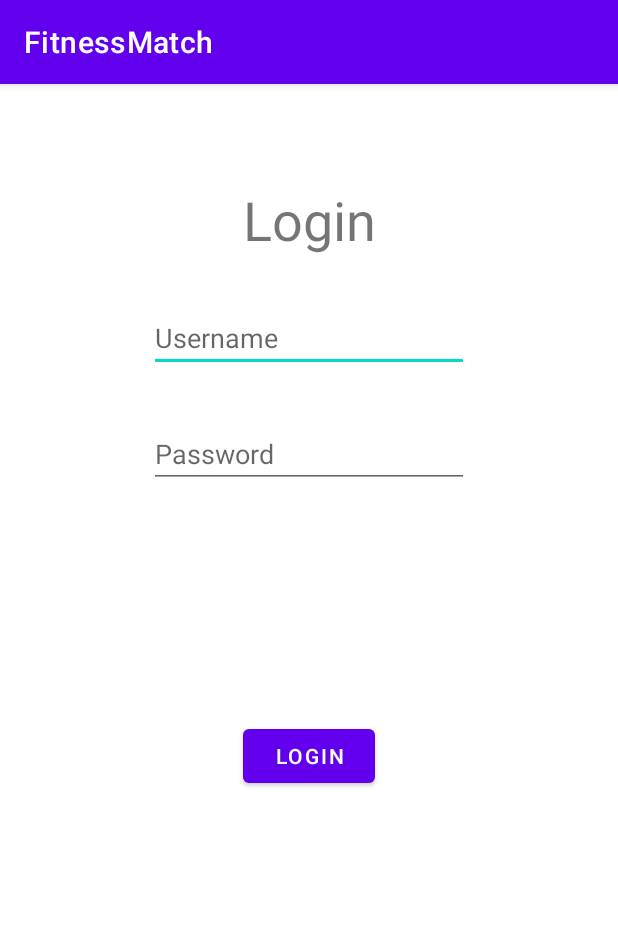
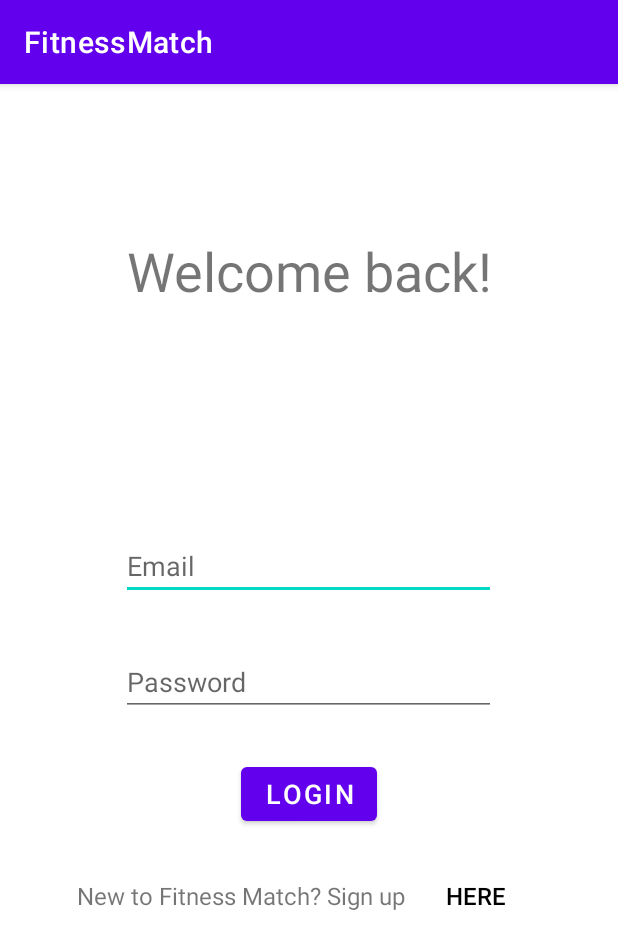
Before and after one commit to rafreitag/coen268-group1-app, an Android app: the screen it shows after launch (login_page before the commit, LoginActivity after it), after a tap on "LOG IN", on a phone screen of 412 x 824 dp. Shown: the top 949 px of the screen. Run offline under Robolectric (Android 15) with nearby library versions, the phone set to English and light mode, and no system bars.

Commit message:
Login and sign up layouts

```diff
--- a/FitnessMatch/app/src/main/AndroidManifest.xml
+++ b/FitnessMatch/app/src/main/AndroidManifest.xml
@@ -16,8 +16,9 @@
                 <category android:name="android.intent.category.LAUNCHER" />
             </intent-filter>
         </activity>
-        <activity android:name=".login_page">
+        <activity android:name=".LoginActivity">
         </activity>
+        <activity android:name=".SignUpActivity"></activity>
     </application>
 
 </manifest>
--- a/FitnessMatch/app/src/main/java/com/example/fitnessmatch/login_page.java
+++ b/FitnessMatch/app/src/main/java/com/example/fitnessmatch/LoginActivity.java
@@ -7,26 +7,26 @@ import android.view.View;
 import android.widget.EditText;
 import android.widget.Toast;
 
-public class login_page extends AppCompatActivity {
+public class LoginActivity extends AppCompatActivity {
 
-    public static String USERNAME = "test";
+    public static String EMAIL = "test@gmail.com";
     public static String PASSWORD = "Password1";
 
-    EditText username;
+    EditText email;
     EditText password;
 
     @Override
     protected void onCreate(Bundle savedInstanceState) {
         super.onCreate(savedInstanceState);
-        setContentView(R.layout.login);
+        setContentView(R.layout.activity_login);
 
-        username = findViewById(R.id.username);
+        email = findViewById(R.id.email);
         password = findViewById(R.id.password);
     }
 
     public void check_credentials(View view)
     {
-        if(!username.getText().toString().equals(USERNAME) || !password.getText().toString().equals(PASSWORD)) {
+        if(!email.getText().toString().equals(email) || !password.getText().toString().equals(PASSWORD)) {
             Toast.makeText(getApplicationContext(), "Incorrect Username or Password", Toast.LENGTH_LONG).show();
             return;
         }
--- a/FitnessMatch/app/src/main/java/com/example/fitnessmatch/MainActivity.java
+++ b/FitnessMatch/app/src/main/java/com/example/fitnessmatch/MainActivity.java
@@ -1,9 +1,7 @@
 package com.example.fitnessmatch;
 
-import androidx.annotation.Nullable;
 import androidx.appcompat.app.AppCompatActivity;
 import android.content.Intent;
-import android.net.Uri;
 import android.os.Bundle;
 import android.view.View;
 
@@ -17,11 +15,13 @@ public class MainActivity extends AppCompatActivity {
 
     public void sign_up(View view)
     {
+        Intent a = new Intent(this, SignUpActivity.class);
+        startActivity(a);
     }
 
     public void login(View view)
     {
-        Intent a = new Intent(this, login_page.class);
+        Intent a = new Intent(this, LoginActivity.class);
         startActivity(a);
     }
 }
--- /dev/null
+++ b/FitnessMatch/app/src/main/res/layout/activity_login.xml
@@ -0,0 +1,77 @@
+<?xml version="1.0" encoding="utf-8"?>
+<androidx.constraintlayout.widget.ConstraintLayout
+    xmlns:android="http://schemas.android.com/apk/res/android"
+    xmlns:app="http://schemas.android.com/apk/res-auto"
+    xmlns:tools="http://schemas.android.com/tools"
+    android:layout_width="match_parent"
+    android:layout_height="match_parent">
+
+    <LinearLayout
+        android:layout_width="match_parent"
+        android:layout_height="match_parent"
+        android:orientation="vertical"
+        android:gravity="center_horizontal">
+
+        <TextView
+            android:id="@+id/title"
+            android:layout_width="wrap_content"
+            android:layout_height="wrap_content"
+            android:layout_marginTop="100dp"
+            android:text="Welcome back!"
+            android:textAlignment="center"
+            android:textSize="36sp" />
+
+        <EditText
+            android:id="@+id/email"
+            android:layout_width="250dp"
+            android:layout_height="wrap_content"
+            android:layout_marginTop="150dp"
+            android:hint="Email"
+            android:inputType="textEmailAddress" />
+
+        <EditText
+            android:id="@+id/password"
+            android:layout_width="250dp"
+            android:layout_height="wrap_content"
+            android:layout_marginTop="32dp"
+            android:hint="Password"
+            android:inputType="textPassword" />
+
+        <Button
+            android:id="@+id/btn_login2"
+            android:layout_width="wrap_content"
+            android:layout_height="wrap_content"
+            android:layout_marginTop="28dp"
+            android:text="LOGIN"
+            android:textSize="18sp"
+            android:onClick="check_credentials" />
+
+        <LinearLayout
+            android:layout_width="wrap_content"
+            android:layout_height="wrap_content"
+            android:layout_marginTop="20dp"
+            android:orientation="horizontal" >
+
+            <TextView
+                android:id="@+id/new_user"
+                android:layout_width="wrap_content"
+                android:layout_height="wrap_content"
+                android:text="New to Fitness Match? Sign up "
+                android:textAlignment="center"
+                android:textSize="16sp" />
+
+            <Button
+                android:id="@+id/here"
+                android:layout_width="wrap_content"
+                android:layout_height="wrap_content"
+                android:text="here"
+                android:textSize="16sp"
+                android:textColor="@color/black"
+                style="?android:attr/borderlessButtonStyle"
+                android:onClick="sign_up" />
+
+        </LinearLayout>
+
+
+    </LinearLayout>
+</androidx.constraintlayout.widget.ConstraintLayout>
--- a/FitnessMatch/app/src/main/res/layout/activity_main.xml
+++ b/FitnessMatch/app/src/main/res/layout/activity_main.xml
@@ -40,6 +40,7 @@
         android:layout_width="wrap_content"
         android:layout_height="wrap_content"
         android:layout_marginTop="24dp"
+        android:onClick="sign_up"
         android:text="SIGN UP"
         android:textSize="18sp" />
 
--- a/FitnessMatch/app/src/main/res/layout/login.xml
+++ /dev/null
@@ -1,58 +0,0 @@
-<?xml version="1.0" encoding="utf-8"?>
-<androidx.constraintlayout.widget.ConstraintLayout
-    xmlns:android="http://schemas.android.com/apk/res/android"
-    xmlns:app="http://schemas.android.com/apk/res-auto"
-    xmlns:tools="http://schemas.android.com/tools"
-    android:layout_width="match_parent"
-    android:layout_height="match_parent">
-
-    <TextView
-        android:id="@+id/tv_login"
-        android:layout_width="wrap_content"
-        android:layout_height="wrap_content"
-        android:layout_marginTop="24dp"
-        android:text="Login"
-        android:textSize="36sp"
-        app:layout_constraintBottom_toBottomOf="parent"
-        app:layout_constraintEnd_toEndOf="parent"
-        app:layout_constraintStart_toStartOf="parent"
-        app:layout_constraintTop_toTopOf="parent"
-        app:layout_constraintVertical_bias="0.060000002" />
-
-    <EditText
-        android:id="@+id/username"
-        android:layout_width="wrap_content"
-        android:layout_height="wrap_content"
-        android:layout_marginTop="32dp"
-        android:ems="10"
-        android:hint="Username"
-        android:inputType="textPersonName"
-        app:layout_constraintEnd_toEndOf="parent"
-        app:layout_constraintStart_toStartOf="parent"
-        app:layout_constraintTop_toBottomOf="@+id/tv_login" />
-
-    <EditText
-        android:id="@+id/password"
-        android:layout_width="wrap_content"
-        android:layout_height="wrap_content"
-        android:layout_marginTop="32dp"
-        android:ems="10"
-        android:hint="Password"
-        android:inputType="textPassword"
-        app:layout_constraintEnd_toEndOf="parent"
-        app:layout_constraintStart_toStartOf="parent"
-        app:layout_constraintTop_toBottomOf="@+id/username" />
-
-    <Button
-        android:id="@+id/btn_login2"
-        android:layout_width="wrap_content"
-        android:layout_height="wrap_content"
-        android:layout_marginTop="28dp"
-        android:text="login"
-        app:layout_constraintBottom_toBottomOf="parent"
-        app:layout_constraintEnd_toEndOf="parent"
-        app:layout_constraintStart_toStartOf="parent"
-        app:layout_constraintTop_toBottomOf="@+id/password"
-        app:layout_constraintVertical_bias="0.3"
-        android:onClick="check_credentials"/>
-</androidx.constraintlayout.widget.ConstraintLayout>
```
Also changed, not shown: FitnessMatch/app/src/main/java/com/example/fitnessmatch/SignUpActivity.java (+10 -1 lines), FitnessMatch/app/src/main/res/layout/activity_signup.xml (+69 -3 lines).
